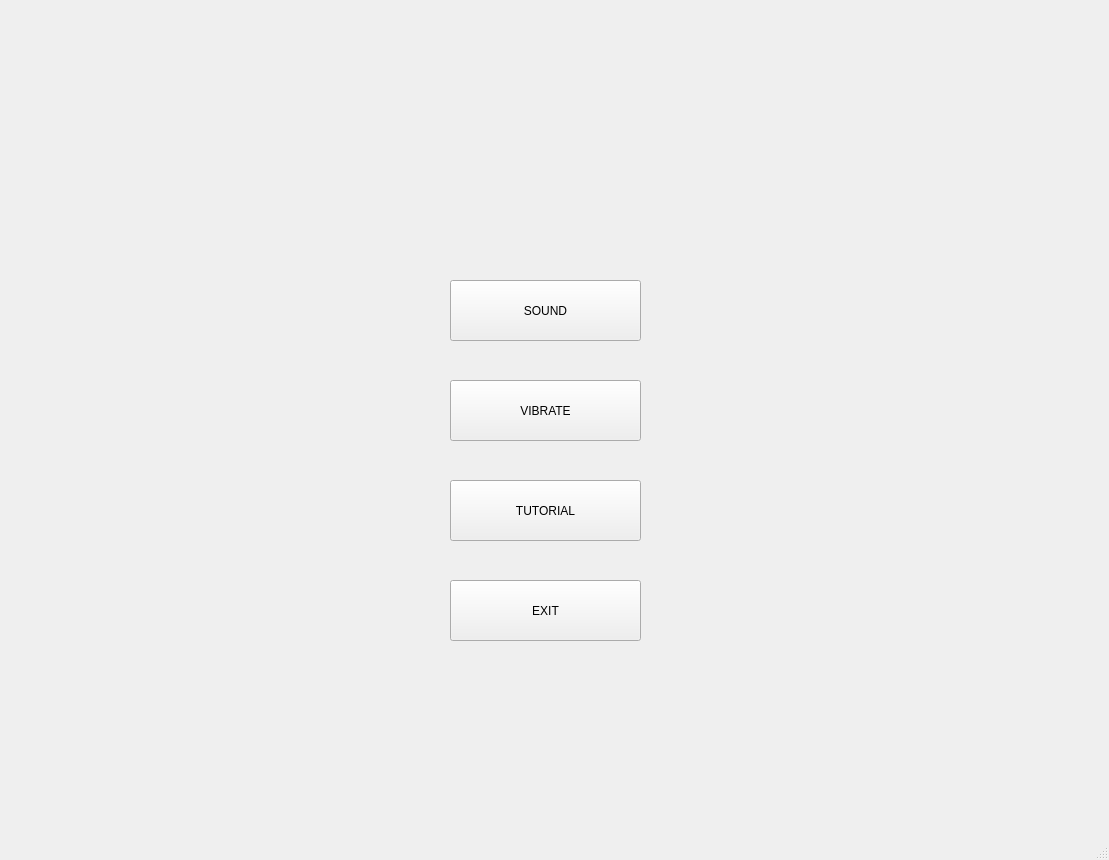
The window that ui/settings.ui (heksadecimal/sequence) describes before a commit, drawn with Qt 5.
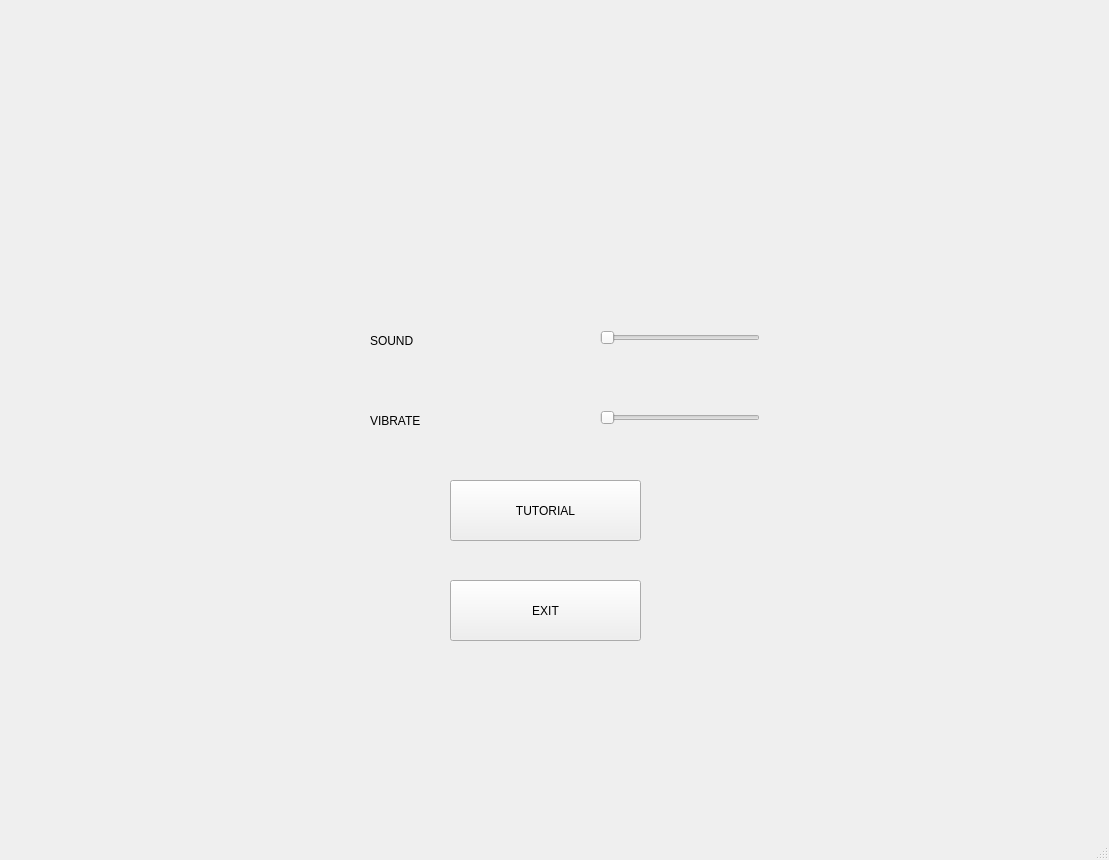
The same window after the commit.

Commit message: updated settings with scroll bar for sound and vibrate

Diff of the .ui file:
```diff
--- a/ui/settings.ui
+++ b/ui/settings.ui
@@ -14,32 +14,6 @@
    <string>MainWindow</string>
   </property>
   <widget class="QWidget" name="centralwidget">
-   <widget class="QPushButton" name="pushButton">
-    <property name="geometry">
-     <rect>
-      <x>450</x>
-      <y>280</y>
-      <width>191</width>
-      <height>61</height>
-     </rect>
-    </property>
-    <property name="text">
-     <string>SOUND</string>
-    </property>
-   </widget>
-   <widget class="QPushButton" name="pushButton_2">
-    <property name="geometry">
-     <rect>
-      <x>450</x>
-      <y>380</y>
-      <width>191</width>
-      <height>61</height>
-     </rect>
-    </property>
-    <property name="text">
-     <string>VIBRATE</string>
-    </property>
-   </widget>
    <widget class="QPushButton" name="pushButton_3">
     <property name="geometry">
      <rect>
@@ -66,6 +40,58 @@
      <string>TUTORIAL</string>
     </property>
    </widget>
+   <widget class="QLabel" name="label">
+    <property name="geometry">
+     <rect>
+      <x>370</x>
+      <y>320</y>
+      <width>171</width>
+      <height>41</height>
+     </rect>
+    </property>
+    <property name="text">
+     <string>SOUND</string>
+    </property>
+   </widget>
+   <widget class="QLabel" name="label_2">
+    <property name="geometry">
+     <rect>
+      <x>370</x>
+      <y>400</y>
+      <width>171</width>
+      <height>41</height>
+     </rect>
+    </property>
+    <property name="text">
+     <string>VIBRATE</string>
+    </property>
+   </widget>
+   <widget class="QSlider" name="horizontalSlider">
+    <property name="geometry">
+     <rect>
+      <x>600</x>
+      <y>330</y>
+      <width>160</width>
+      <height>16</height>
+     </rect>
+    </property>
+    <property name="orientation">
+     <enum>Qt::Horizontal</enum>
+    </property>
+   </widget>
+   <widget class="QSlider" name="horizontalSlider_2">
+    <property name="geometry">
+     <rect>
+      <x>600</x>
+      <y>410</y>
+      <width>160</width>
+      <height>16</height>
+     </rect>
+    </property>
+    <property name="orientation">
+     <enum>Qt::Horizontal</enum>
+    </property>
+   </widget>
   </widget>
   <widget class="QMenuBar" name="menubar">
    <property name="geometry">
```
Left out of the diff: 2 changed lines with no effect on the pictures.
